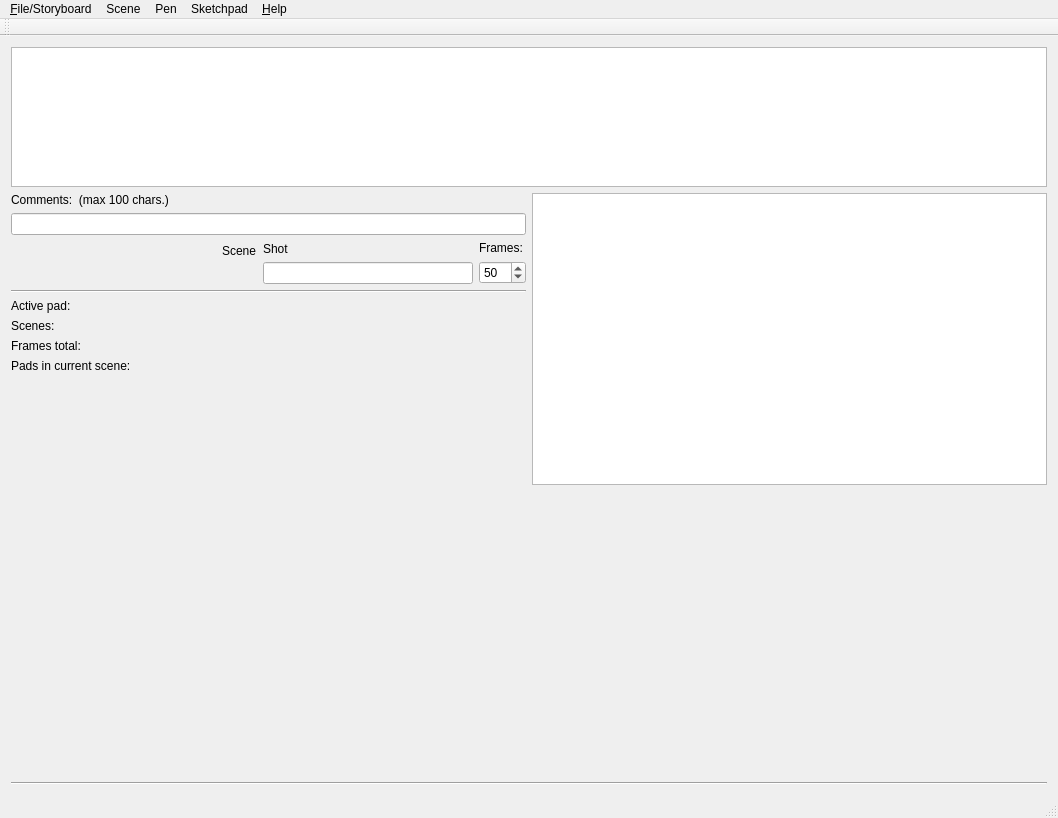
First picture: the form in mainwindow.ui, repository davidlamhauge/dastoryboard, before the edit.
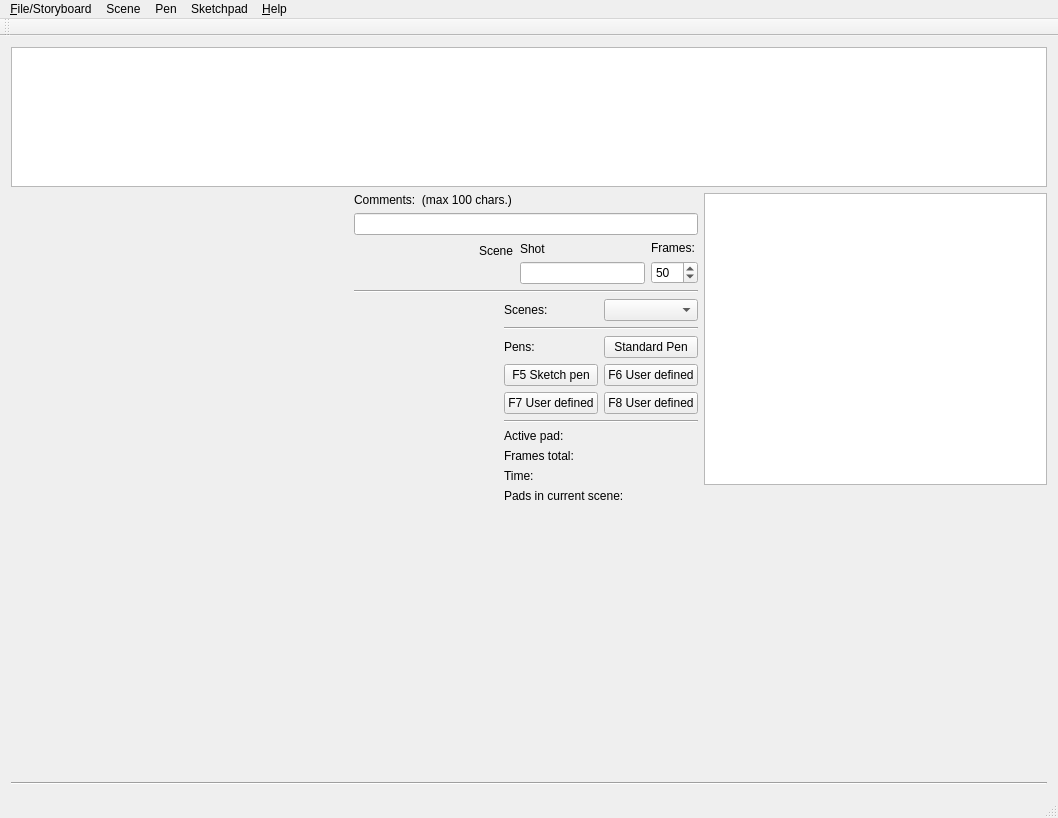
Second picture: the form after the edit.

The edit to the form file:
```diff
--- a/mainwindow.ui
+++ b/mainwindow.ui
@@ -20,9 +20,9 @@
    <string>daStoryBoard</string>
   </property>
   <widget class="QWidget" name="centralWidget">
-   <layout class="QGridLayout" name="gridLayout_2">
+   <layout class="QGridLayout" name="gridLayout_3">
     <item row="0" column="0">
-     <layout class="QVBoxLayout" name="verticalLayout_7">
+     <layout class="QVBoxLayout" name="verticalLayout_8">
       <item>
        <widget class="QGraphicsView" name="gvStoryboard">
         <property name="sizePolicy">
@@ -46,10 +46,25 @@
        </widget>
       </item>
       <item>
+       <layout class="QHBoxLayout" name="horizontalLayout_5">
+        <item>
+         <spacer name="horizontalSpacer_3">
+          <property name="orientation">
+           <enum>Qt::Horizontal</enum>
+          </property>
+          <property name="sizeHint" stdset="0">
+           <size>
+            <width>40</width>
+            <height>20</height>
+           </size>
+          </property>
+         </spacer>
+        </item>
+        <item>
+         <layout class="QVBoxLayout" name="verticalLayout_7">
+          <item>
        <layout class="QHBoxLayout" name="horizontalLayout_3">
         <item>
-         <layout class="QVBoxLayout" name="verticalLayout_3">
-          <item>
            <layout class="QVBoxLayout" name="verticalLayout_2">
             <item>
              <widget class="QLabel" name="labComments">
@@ -67,6 +82,8 @@
             </item>
            </layout>
           </item>
+           </layout>
+          </item>
           <item>
            <layout class="QHBoxLayout" name="horizontalLayout">
             <item>
@@ -196,45 +213,141 @@
            </widget>
           </item>
           <item>
+           <layout class="QHBoxLayout" name="horizontalLayout_4">
+            <item>
+             <spacer name="horizontalSpacer">
+              <property name="orientation">
+               <enum>Qt::Horizontal</enum>
+              </property>
+              <property name="sizeHint" stdset="0">
+               <size>
+                <width>40</width>
+                <height>20</height>
+               </size>
+              </property>
+             </spacer>
+            </item>
+            <item>
+             <layout class="QVBoxLayout" name="verticalLayout_6">
+              <item>
            <layout class="QHBoxLayout" name="horizontalLayout_2">
             <item>
-             <layout class="QGridLayout" name="gridLayout">
-              <item row="0" column="0">
-               <widget class="QLabel" name="labActivePad">
-                <property name="text">
-                 <string>Active pad:</string>
-                </property>
-               </widget>
-              </item>
-              <item row="0" column="1">
-               <widget class="QLabel" name="labActivePadInfo">
-                <property name="text">
-                 <string/>
-                </property>
-               </widget>
-              </item>
-              <item row="1" column="0">
-               <widget class="QLabel" name="labSceneCount">
+                 <widget class="QLabel" name="label">
                 <property name="text">
                  <string>Scenes:</string>
                 </property>
                </widget>
               </item>
+                <item>
+                 <widget class="QComboBox" name="cbScenes"/>
+                </item>
+               </layout>
+              </item>
+              <item>
+               <widget class="Line" name="line_2">
+                <property name="orientation">
+                 <enum>Qt::Horizontal</enum>
+                </property>
+               </widget>
+              </item>
+              <item>
+               <layout class="QGridLayout" name="gridLayout">
+                <item row="0" column="0">
+                 <widget class="QLabel" name="label_2">
+                  <property name="text">
+                   <string>Pens:</string>
+                  </property>
+                 </widget>
+                </item>
+                <item row="0" column="1">
+                 <widget class="QPushButton" name="pushButton">
+                  <property name="text">
+                   <string>Standard Pen</string>
+                  </property>
+                 </widget>
+                </item>
+                <item row="1" column="0">
+                 <widget class="QPushButton" name="pushButton_2">
+                  <property name="text">
+                   <string>F5 Sketch pen</string>
+                  </property>
+                 </widget>
+                </item>
               <item row="1" column="1">
-               <widget class="QLabel" name="labSceneCountValue">
+                 <widget class="QPushButton" name="pushButton_3">
                 <property name="text">
-                 <string/>
+                   <string>F6 User defined</string>
                 </property>
                </widget>
               </item>
               <item row="2" column="0">
+                 <widget class="QPushButton" name="pushButton_4">
+                  <property name="text">
+                   <string>F7 User defined</string>
+                  </property>
+                 </widget>
+                </item>
+                <item row="2" column="1">
+                 <widget class="QPushButton" name="pushButton_5">
+                  <property name="text">
+                   <string>F8 User defined</string>
+                  </property>
+                 </widget>
+                </item>
+               </layout>
+              </item>
+              <item>
+               <widget class="Line" name="line_4">
+                <property name="orientation">
+                 <enum>Qt::Horizontal</enum>
+                </property>
+               </widget>
+              </item>
+              <item>
+               <layout class="QGridLayout" name="gridLayout_2">
+                <item row="1" column="0">
                <widget class="QLabel" name="labFrameCount">
                 <property name="text">
                  <string>Frames total:</string>
                 </property>
                </widget>
               </item>
+                <item row="0" column="1">
+                 <widget class="QLabel" name="labActivePadInfo">
+                  <property name="text">
+                   <string/>
+                  </property>
+                 </widget>
+                </item>
               <item row="2" column="1">
+                 <widget class="QLabel" name="labTimeValue">
+                  <property name="text">
+                   <string/>
+                  </property>
+                 </widget>
+                </item>
+                <item row="2" column="0">
+                 <widget class="QLabel" name="labTime">
+                  <property name="text">
+                   <string>Time:</string>
+                  </property>
+                 </widget>
+                </item>
+                <item row="3" column="1">
+                 <widget class="QLabel" name="labPadCountValue">
+                  <property name="text">
+                   <string/>
+                  </property>
+                 </widget>
+                </item>
+                <item row="0" column="0">
+                 <widget class="QLabel" name="labActivePad">
+                  <property name="text">
+                   <string>Active pad:</string>
+                  </property>
+                 </widget>
+                </item>
+                <item row="1" column="1">
                <widget class="QLabel" name="labFramesCountValue">
                 <property name="text">
                  <string/>
@@ -248,27 +361,9 @@
                 </property>
                </widget>
               </item>
-              <item row="3" column="1">
-               <widget class="QLabel" name="labPadCountValue">
-                <property name="text">
-                 <string/>
-                </property>
-               </widget>
-              </item>
-             </layout>
-            </item>
-            <item>
-             <spacer name="horizontalSpacer">
-              <property name="orientation">
-               <enum>Qt::Horizontal</enum>
-              </property>
-              <property name="sizeHint" stdset="0">
-               <size>
-                <width>40</width>
-                <height>20</height>
-               </size>
-              </property>
-             </spacer>
+               </layout>
+              </item>
+             </layout>
             </item>
            </layout>
           </item>
@@ -288,7 +383,7 @@
          </layout>
         </item>
         <item>
-         <layout class="QVBoxLayout" name="verticalLayout_6">
+         <layout class="QVBoxLayout" name="verticalLayout_3">
           <item>
            <widget class="QGraphicsView" name="gvSketchPad">
             <property name="minimumSize">
```
Lines whose indentation alone changed are shown as unchanged.
